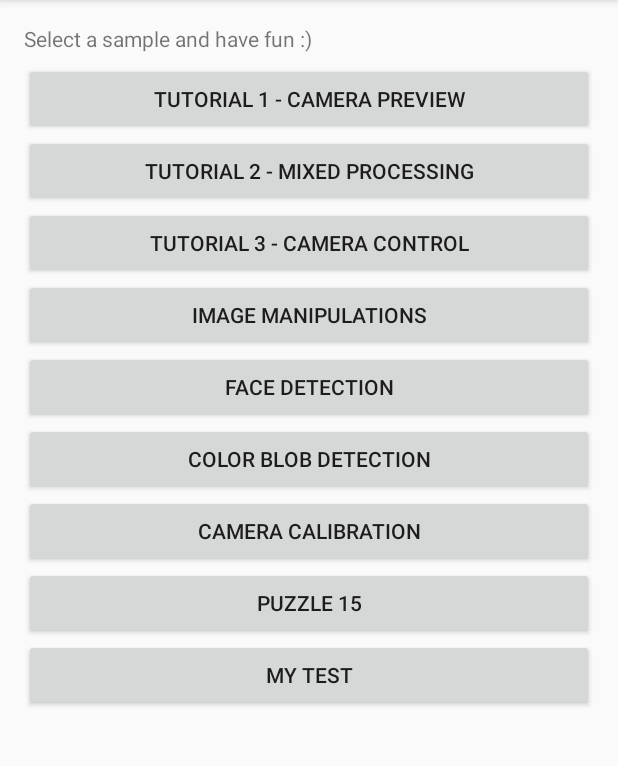
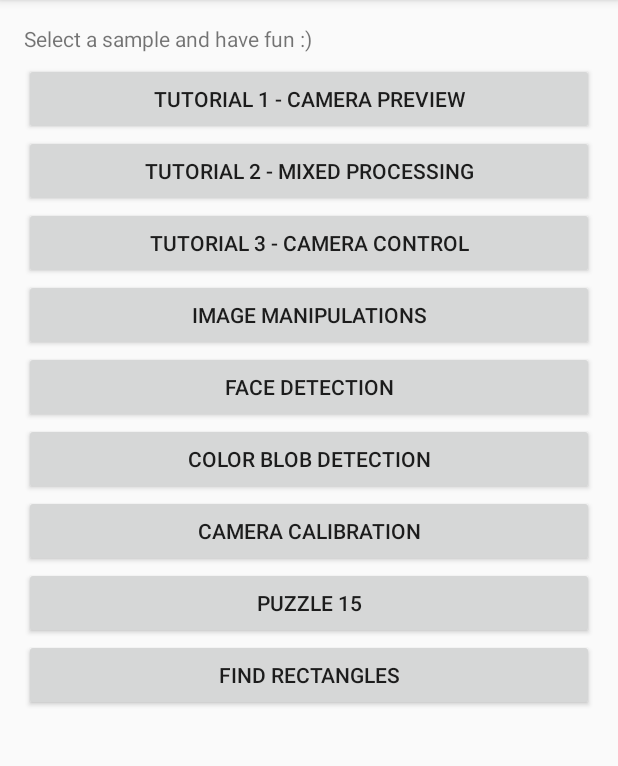
Before and after one commit to xunqun/OpenCV-AndroidSamples-master, an Android app: the screen it shows after launch (SamplesActivity), on a phone screen of 412 x 824 dp, the part 84-850 px from its top. Run offline under Robolectric (Android 15) with nearby library versions, the phone set to English and light mode, and no system bars; libraries missing offline, so code that uses them is left out: org.opencv.core, org.opencv.imgproc.

Commit message:
Initialization : initial project

```diff
--- a/app/src/main/java/com/jnardari/opencv_androidsamples/activities/MyTestActivity.java
+++ b/app/src/main/java/com/jnardari/opencv_androidsamples/activities/MyTestActivity.java
@@ -33,7 +33,7 @@ public class MyTestActivity extends AppCompatActivity implements CameraBridgeVie
 
     private static final String TAG = "MyTestActivity";
     private CameraBridgeViewBase vOpenCvCameraView;
-    int thresh = 50, N = 11; // karlphillip: decreased N to 2, was 11.
+    int thresh = 50, N = 5; // karlphillip: decreased N to 2, was 11.
     List<MatOfPoint> squares = new ArrayList<MatOfPoint>();
     private Mat rgba;
     private List<MatOfPoint> toDraw = new ArrayList<>();
@@ -76,7 +76,7 @@ public class MyTestActivity extends AppCompatActivity implements CameraBridgeVie
     protected void onCreate(Bundle savedInstanceState) {
         super.onCreate(savedInstanceState);
         getWindow().addFlags(WindowManager.LayoutParams.FLAG_KEEP_SCREEN_ON);
-        setContentView(R.layout.activity_my_test);
+        setContentView(R.layout.activity_find_rectangle);
         initViews();
     }
 
--- a/app/src/main/res/layout/activity_samples.xml
+++ b/app/src/main/res/layout/activity_samples.xml
@@ -127,7 +127,7 @@
             <Button
                 android:layout_width="match_parent"
                 android:layout_height="wrap_content"
-                android:text="My Test"
+                android:text="Find Rectangles"
                 android:id="@+id/button9"
                 android:layout_below="@+id/button8"
                 android:layout_alignParentLeft="true"
```
Also changed, not shown: app/src/main/res/layout/activity_find_rectangle.xml (renamed from app/src/main/res/layout/activity_my_test.xml), 4 other files.
